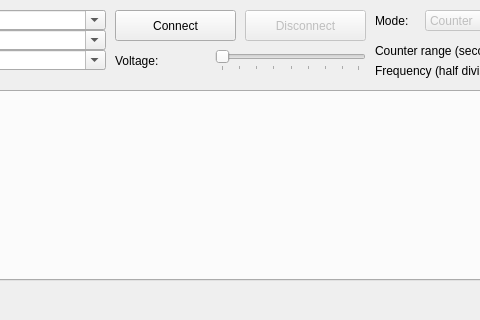
ahp-electronics/xc-gui, file mainwindow.ui: the form before one commit; both pictures show x 115 to 595 and y 0 to 320 of the 802 by 600 pixel window.
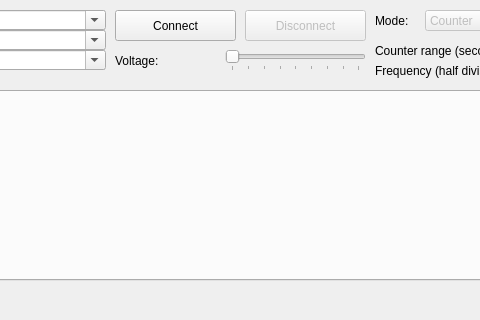
The form after the commit.

```diff
--- a/mainwindow.ui
+++ b/mainwindow.ui
@@ -233,9 +233,9 @@
    <widget class="QSlider" name="Voltage">
     <property name="geometry">
      <rect>
-      <x>330</x>
+      <x>340</x>
       <y>50</y>
-      <width>151</width>
+      <width>141</width>
       <height>21</height>
      </rect>
     </property>
@@ -257,7 +257,7 @@
      <rect>
       <x>230</x>
       <y>50</y>
-      <width>101</width>
+      <width>111</width>
       <height>21</height>
      </rect>
     </property>
```
